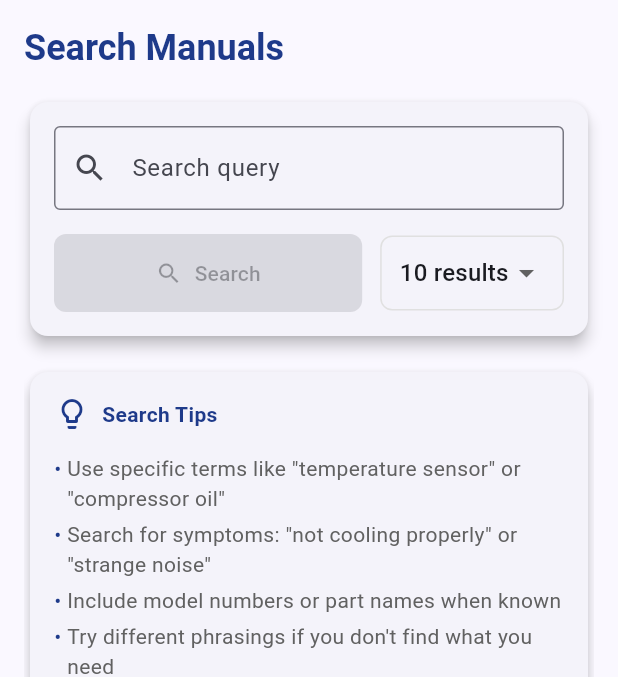
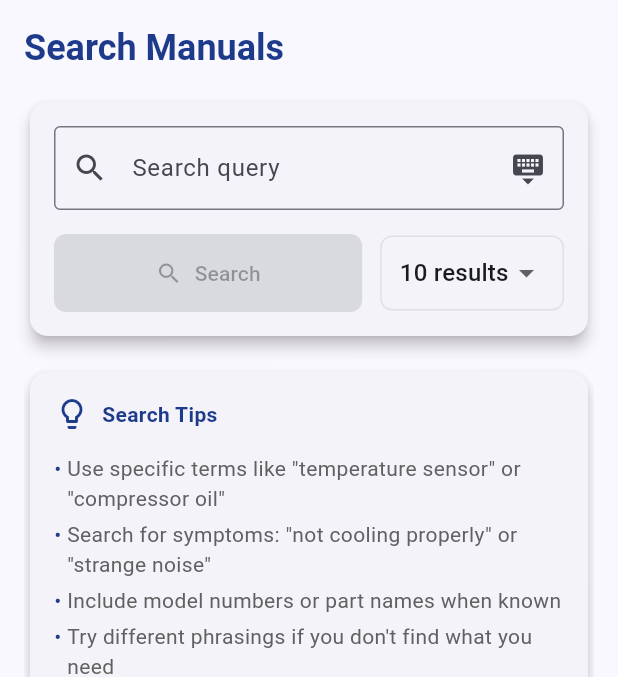
Before and after one commit to mmingfeilam/thermologic_ui_app, a Flutter app: the screen it shows after launch, item 3 of the bottom bar chosen, on a phone screen of 412 x 824 dp, the part 84-761 px from its top. Run offline on Flutter 3.47's test engine with Material 3 defaults, Android fonts, the phone set to English and light mode, and no system bars; network calls fail.

Commit message:
ios keyboard retraction in search screen

```diff
--- a/lib/screens/search_screen.dart
+++ b/lib/screens/search_screen.dart
@@ -9,6 +9,7 @@ class SearchScreen extends StatefulWidget {
 class _SearchScreenState extends State<SearchScreen> {
   final _searchController = TextEditingController();
   final _scrollController = ScrollController();
+  final _focusNode = FocusNode(); // Add focus node for keyboard control
 
   List<dynamic> _searchResults = [];
   bool _isSearching = false;
@@ -33,12 +34,21 @@ class _SearchScreenState extends State<SearchScreen> {
   void dispose() {
     _searchController.dispose();
     _scrollController.dispose();
+    _focusNode.dispose(); // Don't forget to dispose focus node
     super.dispose();
+  }
+
+  // Method to dismiss keyboard
+  void _dismissKeyboard() {
+    FocusScope.of(context).unfocus();
   }
 
   @override
   Widget build(BuildContext context) {
-    return Padding(
+    return GestureDetector(
+      // Tap anywhere to dismiss keyboard
+      onTap: _dismissKeyboard,
+      child: Padding(
         padding: EdgeInsets.all(16),
         child: Column(
           crossAxisAlignment: CrossAxisAlignment.start,
@@ -61,14 +71,19 @@ class _SearchScreenState extends State<SearchScreen> {
                     // Search TextField
                     TextField(
                       controller: _searchController,
+                      focusNode: _focusNode, // Add focus node
                       decoration: InputDecoration(
                         labelText: 'Search query',
                         hintText:
                             'e.g., "temperature control", "compressor issues"',
                         border: OutlineInputBorder(),
                         prefixIcon: Icon(Icons.search),
-                      suffixIcon: _searchController.text.isNotEmpty
-                          ? IconButton(
+                        suffixIcon: Row(
+                          mainAxisSize: MainAxisSize.min,
+                          children: [
+                            // Clear button
+                            if (_searchController.text.isNotEmpty)
+                              IconButton(
                                 icon: Icon(Icons.clear),
                                 onPressed: () {
                                   _searchController.clear();
@@ -77,10 +92,20 @@ class _SearchScreenState extends State<SearchScreen> {
                                     _lastQuery = null;
                                   });
                                 },
-                            )
-                          : null,
                               ),
-                    onSubmitted: (_) => _performSearch(),
+                            // Keyboard dismiss button (iOS style)
+                            IconButton(
+                              icon: Icon(Icons.keyboard_hide),
+                              onPressed: _dismissKeyboard,
+                              tooltip: 'Hide keyboard',
+                            ),
+                          ],
+                        ),
+                      ),
+                      onSubmitted: (value) {
+                        _performSearch();
+                        _dismissKeyboard(); // Dismiss keyboard after search
+                      },
                       onChanged: (_) => setState(() {}),
                       textInputAction: TextInputAction.search,
                     ),
@@ -91,9 +116,13 @@ class _SearchScreenState extends State<SearchScreen> {
                       children: [
                         Expanded(
                           child: ElevatedButton.icon(
-                          onPressed: _searchController.text.trim().isNotEmpty &&
+                            onPressed:
+                                _searchController.text.trim().isNotEmpty &&
                                         !_isSearching
-                              ? _performSearch
+                                    ? () {
+                                        _performSearch();
+                                        _dismissKeyboard(); // Dismiss keyboard when searching
+                                      }
                                     : null,
                             icon: _isSearching
                                 ? SizedBox(
@@ -105,7 +134,8 @@ class _SearchScreenState extends State<SearchScreen> {
                                     ),
                                   )
                                 : Icon(Icons.search),
-                          label: Text(_isSearching ? 'Searching...' : 'Search'),
+                            label:
+                                Text(_isSearching ? 'Searching...' : 'Search'),
                             style: ElevatedButton.styleFrom(
                               padding: EdgeInsets.symmetric(vertical: 16),
                             ),
@@ -133,6 +163,7 @@ class _SearchScreenState extends State<SearchScreen> {
                                 setState(() {
                                   _resultLimit = value!;
                                 });
+                                _dismissKeyboard(); // Dismiss keyboard when dropdown changes
                               },
                             ),
                           ),
@@ -151,6 +182,7 @@ class _SearchScreenState extends State<SearchScreen> {
               child: _buildResultsSection(),
             ),
           ],
+        ),
       ),
     );
   }
@@ -246,6 +278,7 @@ class _SearchScreenState extends State<SearchScreen> {
                         onPressed: () {
                           _searchController.text = suggestion;
                           _performSearch();
+                          _dismissKeyboard(); // Dismiss keyboard when suggestion tapped
                         },
                         backgroundColor: Color(0xFF1E3A8A).withOpacity(0.1),
                         labelStyle: TextStyle(color: Color(0xFF1E3A8A)),
```
Also changed, not shown: 1 other file. Lines whose indentation alone changed are shown as unchanged.
